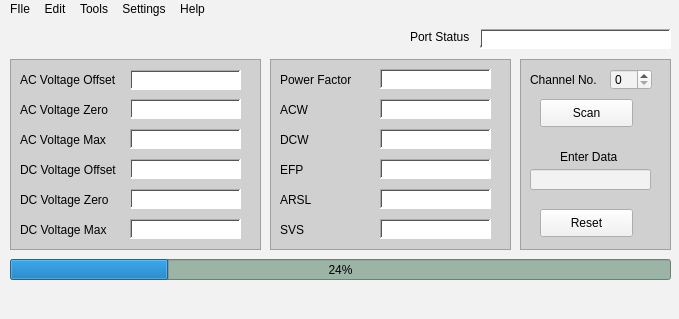
Amogh-Sadhu/RPI_Serial_Data_GUI, file PYQT GUI NEW/main_window.ui: the form before one commit.
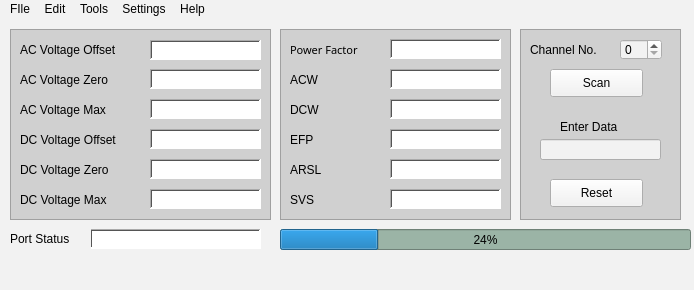
The form after the commit.

```diff
--- a/PYQT GUI NEW/main_window.ui
+++ b/PYQT GUI NEW/main_window.ui
@@ -6,8 +6,8 @@
    <rect>
     <x>0</x>
     <y>0</y>
-    <width>679</width>
-    <height>319</height>
+    <width>694</width>
+    <height>290</height>
    </rect>
   </property>
   <property name="windowTitle">
@@ -21,7 +21,7 @@
     <property name="geometry">
      <rect>
       <x>20</x>
-      <y>170</y>
+      <y>140</y>
       <width>111</width>
       <height>21</height>
      </rect>
@@ -37,8 +37,8 @@
    <widget class="QLabel" name="label_12">
     <property name="geometry">
      <rect>
-      <x>380</x>
-      <y>200</y>
+      <x>390</x>
+      <y>170</y>
       <width>111</width>
       <height>20</height>
      </rect>
@@ -62,8 +62,8 @@
    <widget class="QPushButton" name="reset">
     <property name="geometry">
      <rect>
-      <x>540</x>
-      <y>190</y>
+      <x>550</x>
+      <y>160</y>
       <width>93</width>
       <height>28</height>
      </rect>
@@ -74,6 +74,9 @@
     <property name="tabletTracking">
      <bool>false</bool>
     </property>
+    <property name="styleSheet">
+     <string notr="true">font: 63 8pt &quot;Poppins SemiBold&quot;;</string>
+    </property>
     <property name="text">
      <string>Reset</string>
     </property>
@@ -82,8 +85,8 @@
     <property name="geometry">
      <rect>
       <x>520</x>
-      <y>40</y>
-      <width>151</width>
+      <y>10</y>
+      <width>161</width>
       <height>191</height>
      </rect>
     </property>
@@ -118,8 +121,8 @@
    <widget class="QLabel" name="label_11">
     <property name="geometry">
      <rect>
-      <x>380</x>
-      <y>170</y>
+      <x>390</x>
+      <y>140</y>
       <width>111</width>
       <height>20</height>
      </rect>
@@ -146,8 +149,8 @@
    <widget class="QLabel" name="text_label9">
     <property name="geometry">
      <rect>
-      <x>280</x>
-      <y>110</y>
+      <x>290</x>
+      <y>80</y>
       <width>91</width>
       <height>21</height>
      </rect>
@@ -163,8 +166,8 @@
    <widget class="QLabel" name="label_7">
     <property name="geometry">
      <rect>
-      <x>380</x>
-      <y>50</y>
+      <x>390</x>
+      <y>20</y>
       <width>111</width>
       <height>20</height>
      </rect>
@@ -188,8 +191,8 @@
    <widget class="QLabel" name="label_8">
     <property name="geometry">
      <rect>
-      <x>380</x>
-      <y>80</y>
+      <x>390</x>
+      <y>50</y>
       <width>111</width>
       <height>20</height>
      </rect>
@@ -217,8 +220,8 @@
     <property name="geometry">
      <rect>
       <x>530</x>
-      <y>50</y>
-      <width>71</width>
+      <y>20</y>
+      <width>81</width>
       <height>21</height>
      </rect>
     </property>
@@ -233,8 +236,8 @@
    <widget class="QLabel" name="text_label8">
     <property name="geometry">
      <rect>
-      <x>280</x>
-      <y>80</y>
+      <x>290</x>
+      <y>50</y>
       <width>91</width>
       <height>21</height>
      </rect>
@@ -250,9 +253,9 @@
    <widget class="QLabel" name="label_16">
     <property name="geometry">
      <rect>
-      <x>480</x>
-      <y>10</y>
-      <width>191</width>
+      <x>90</x>
+      <y>210</y>
+      <width>171</width>
       <height>20</height>
      </rect>
     </property>
@@ -276,8 +279,8 @@
     <property name="geometry">
      <rect>
       <x>20</x>
-      <y>200</y>
-      <width>101</width>
+      <y>170</y>
+      <width>111</width>
       <height>21</height>
      </rect>
     </property>
@@ -292,9 +295,9 @@
    <widget class="QFrame" name="frame_2">
     <property name="geometry">
      <rect>
-      <x>270</x>
-      <y>40</y>
-      <width>241</width>
+      <x>280</x>
+      <y>10</y>
+      <width>231</width>
       <height>191</height>
      </rect>
     </property>
@@ -312,8 +315,8 @@
    <widget class="QPushButton" name="scan">
     <property name="geometry">
      <rect>
-      <x>540</x>
-      <y>80</y>
+      <x>550</x>
+      <y>50</y>
       <width>93</width>
       <height>28</height>
      </rect>
@@ -321,6 +324,9 @@
     <property name="mouseTracking">
      <bool>true</bool>
     </property>
+    <property name="styleSheet">
+     <string notr="true">font: 63 8pt &quot;Poppins SemiBold&quot;;</string>
+    </property>
     <property name="text">
      <string>Scan</string>
     </property>
@@ -328,8 +334,8 @@
    <widget class="QLineEdit" name="data_field">
     <property name="geometry">
      <rect>
-      <x>530</x>
-      <y>150</y>
+      <x>540</x>
+      <y>120</y>
       <width>121</width>
       <height>21</height>
      </rect>
@@ -342,8 +348,8 @@
     <property name="geometry">
      <rect>
       <x>20</x>
-      <y>50</y>
-      <width>111</width>
+      <y>20</y>
+      <width>121</width>
       <height>21</height>
      </rect>
     </property>
@@ -358,12 +364,21 @@
    <widget class="QLabel" name="text_label7">
     <property name="geometry">
      <rect>
-      <x>280</x>
-      <y>50</y>
+      <x>290</x>
+      <y>20</y>
       <width>91</width>
       <height>21</height>
      </rect>
     </property>
+    <property name="font">
+     <font>
+      <family>Poppins SemiBold</family>
+      <pointsize>8</pointsize>
+      <weight>7</weight>
+      <italic>false</italic>
+      <bold>false</bold>
+     </font>
+    </property>
     <property name="styleSheet">
      <string notr="true">
 background-color: rgb(208, 208, 208);</string>
@@ -376,8 +391,8 @@
     <property name="geometry">
      <rect>
       <x>20</x>
-      <y>110</y>
-      <width>101</width>
+      <y>80</y>
+      <width>111</width>
       <height>21</height>
      </rect>
     </property>
@@ -392,8 +407,8 @@
    <widget class="QLabel" name="text_label12">
     <property name="geometry">
      <rect>
-      <x>280</x>
-      <y>200</y>
+      <x>290</x>
+      <y>170</y>
       <width>81</width>
       <height>21</height>
      </rect>
@@ -412,8 +427,8 @@
    <widget class="QLabel" name="text_label11">
     <property name="geometry">
      <rect>
-      <x>280</x>
-      <y>170</y>
+      <x>290</x>
+      <y>140</y>
       <width>91</width>
       <height>21</height>
      </rect>
@@ -430,8 +445,8 @@
     <property name="geometry">
      <rect>
       <x>10</x>
-      <y>40</y>
-      <width>251</width>
+      <y>10</y>
+      <width>261</width>
       <height>191</height>
      </rect>
     </property>
@@ -448,7 +463,7 @@
     <widget class="QLabel" name="label_1">
      <property name="geometry">
       <rect>
-       <x>120</x>
+       <x>140</x>
        <y>11</y>
        <width>111</width>
        <height>20</height>
@@ -473,7 +488,7 @@
     <widget class="QLabel" name="label_2">
      <property name="geometry">
       <rect>
-       <x>120</x>
+       <x>140</x>
        <y>40</y>
        <width>111</width>
        <height>20</height>
@@ -498,7 +513,7 @@
     <widget class="QLabel" name="label_3">
      <property name="geometry">
       <rect>
-       <x>120</x>
+       <x>140</x>
        <y>70</y>
        <width>111</width>
        <height>20</height>
@@ -523,7 +538,7 @@
     <widget class="QLabel" name="label_4">
      <property name="geometry">
       <rect>
-       <x>120</x>
+       <x>140</x>
        <y>100</y>
        <width>111</width>
        <height>20</height>
@@ -548,7 +563,7 @@
     <widget class="QLabel" name="label_5">
      <property name="geometry">
       <rect>
-       <x>120</x>
+       <x>140</x>
        <y>130</y>
        <width>111</width>
        <height>20</height>
@@ -573,7 +588,7 @@
     <widget class="QLabel" name="label_6">
      <property name="geometry">
       <rect>
-       <x>120</x>
+       <x>140</x>
        <y>160</y>
        <width>111</width>
        <height>20</height>
@@ -600,7 +615,7 @@
     <property name="geometry">
      <rect>
       <x>20</x>
-      <y>80</y>
+      <y>50</y>
       <width>111</width>
       <height>21</height>
      </rect>
@@ -616,8 +631,8 @@
    <widget class="QLabel" name="text_label10">
     <property name="geometry">
      <rect>
-      <x>280</x>
-      <y>140</y>
+      <x>290</x>
+      <y>110</y>
       <width>91</width>
       <height>21</height>
      </rect>
@@ -633,8 +648,8 @@
    <widget class="QLabel" name="label_10">
     <property name="geometry">
      <rect>
-      <x>380</x>
-      <y>140</y>
+      <x>390</x>
+      <y>110</y>
       <width>111</width>
       <height>20</height>
      </rect>
@@ -658,8 +673,8 @@
    <widget class="QLabel" name="label_9">
     <property name="geometry">
      <rect>
-      <x>380</x>
-      <y>110</y>
+      <x>390</x>
+      <y>80</y>
       <width>111</width>
       <height>20</height>
      </rect>
@@ -683,8 +698,8 @@
    <widget class="QSpinBox" name="spinBox">
     <property name="geometry">
      <rect>
-      <x>610</x>
-      <y>50</y>
+      <x>620</x>
+      <y>20</y>
       <width>42</width>
       <height>21</height>
      </rect>
@@ -694,8 +709,8 @@
     <property name="geometry">
      <rect>
       <x>20</x>
-      <y>140</y>
-      <width>111</width>
+      <y>110</y>
+      <width>121</width>
       <height>21</height>
      </rect>
     </property>
@@ -710,9 +725,9 @@
    <widget class="QProgressBar" name="progressBar">
     <property name="geometry">
      <rect>
-      <x>10</x>
-      <y>240</y>
-      <width>661</width>
+      <x>280</x>
+      <y>210</y>
+      <width>411</width>
       <height>21</height>
      </rect>
     </property>
@@ -726,10 +741,10 @@
    <widget class="QLabel" name="label">
     <property name="geometry">
      <rect>
-      <x>410</x>
-      <y>10</y>
-      <width>71</width>
-      <height>16</height>
+      <x>10</x>
+      <y>210</y>
+      <width>81</width>
+      <height>20</height>
      </rect>
     </property>
     <property name="styleSheet">
@@ -774,7 +789,7 @@
     <rect>
      <x>0</x>
      <y>0</y>
-     <width>679</width>
+     <width>694</width>
      <height>26</height>
     </rect>
    </property>
```
Left out of the diff: 39 changed lines with no effect on the pictures.
